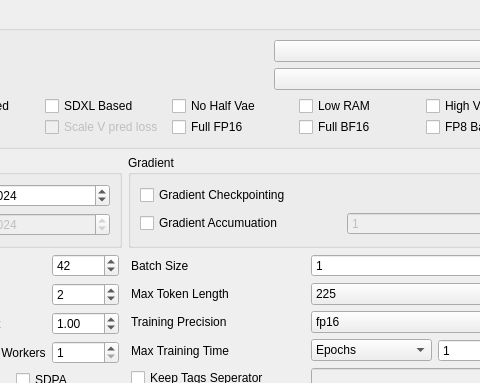
67372a/LoRA_Easy_Training_Scripts, file ui_files/BaseUI.ui: the form before one commit; both pictures show x 105 to 585 and y 0 to 383 of the 675 by 563 pixel window.
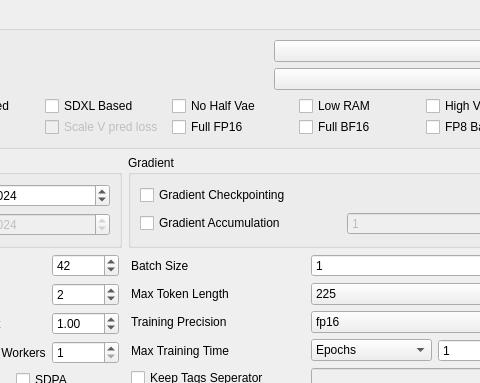
The form after the commit. Custom widgets are drawn as their Qt base class.

Commit message: fix Gradient Accumulation typo

What changed in the file:
```diff
--- a/ui_files/BaseUI.ui
+++ b/ui_files/BaseUI.ui
@@ -284,7 +284,7 @@
            <string>&lt;html&gt;&lt;head/&gt;&lt;body&gt;&lt;p&gt;Gradient Accumulation is a tweak that does X gradient Accumulation steps for each batch, as such, you can treat it like an extension of your batch size with minimal increase in VRAM usage. For example, Gradient Accumulation steps of 2, with a batch size of 4 would give you 2 batches of 4 per step, effectively making it a batch size of 8. One benefit to Gradient Accumulation that you do not have with straight batch size is that the batches may be from different buckets&lt;/p&gt;&lt;/body&gt;&lt;/html&gt;</string>
           </property>
           <property name="text">
-           <string>Gradient Accumuation</string>
+           <string>Gradient Accumulation</string>
           </property>
          </widget>
         </item>
```
The commit also changes 1 other file.
